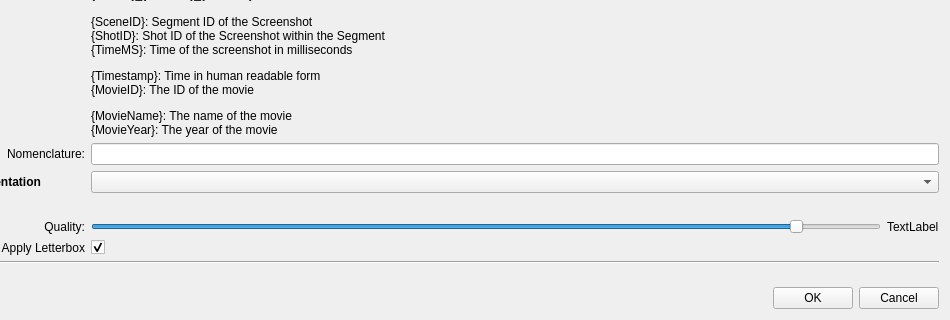
Before: the Qt Designer form vian/qt_ui/DialogScreenshotExport.ui in FilmColors/VIAN, drawn with Qt 5; both pictures show x 106 to 1056 and y 100 to 420 of the 1056 by 420 pixel window.
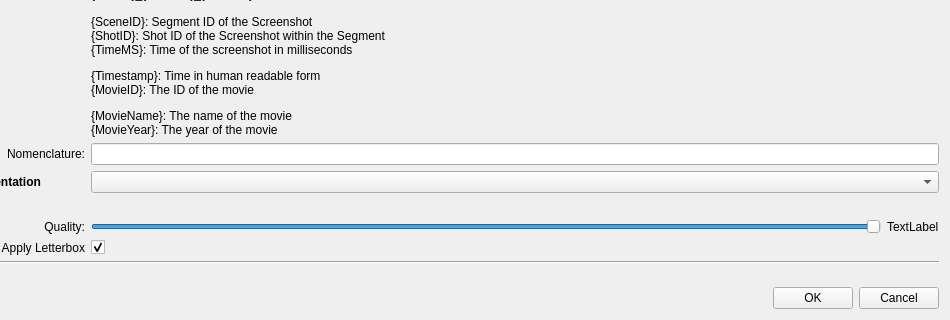
After: the same form once the commit is applied.

```diff
--- a/vian/qt_ui/DialogScreenshotExport.ui
+++ b/vian/qt_ui/DialogScreenshotExport.ui
@@ -64,7 +64,7 @@
           <number>100</number>
          </property>
          <property name="value">
-          <number>90</number>
+          <number>100</number>
          </property>
          <property name="orientation">
           <enum>Qt::Horizontal</enum>
```
